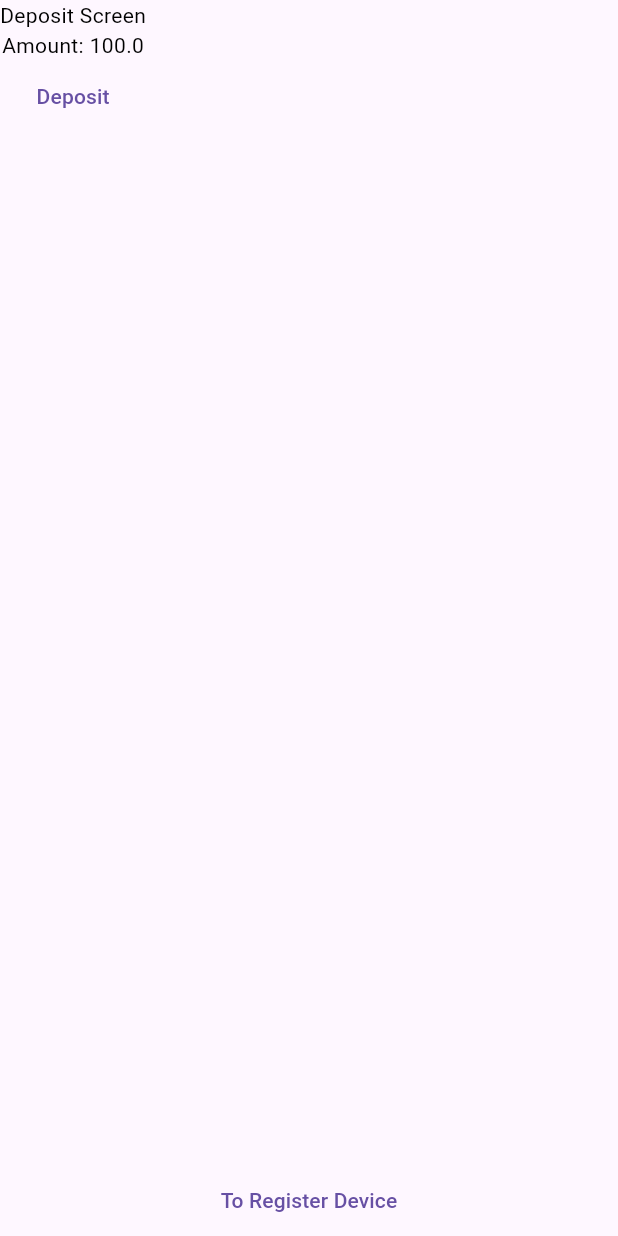
After one commit to putita-lek/sample-app, a Flutter app: the DepositScreen screen opened by its route, after a tap on "Deposit", on a phone screen of 412 x 824 dp. The commit adds this screen. Run offline on Flutter 3.47's test engine with Material 3 defaults, Android fonts, the phone set to English and light mode, and no system bars; our stand-ins replace bloc, flutter_bloc, go_router; generated files the repository leaves out were written again.

Commit message:
update: add deposit flow

```diff
--- /dev/null
+++ b/lib/src/bloc/deposit_bloc/bloc/deposit_bloc.dart
@@ -0,0 +1,13 @@
+import 'package:bloc/bloc.dart';
+import 'package:meta/meta.dart';
+
+part 'deposit_event.dart';
+part 'deposit_state.dart';
+
+class DepositBloc extends Bloc<DepositEvent, DepositState> {
+  DepositBloc() : super(DepositInitial()) {
+    on<InputDepositDetailEvent>((event, emit) {
+      emit(DepositInProgress(amount: event.amount));
+    });
+  }
+}
--- /dev/null
+++ b/lib/src/bloc/deposit_bloc/bloc/deposit_event.dart
@@ -0,0 +1,10 @@
+part of 'deposit_bloc.dart';
+
+@immutable
+sealed class DepositEvent {}
+
+class InputDepositDetailEvent extends DepositEvent {
+  final double amount;
+
+  InputDepositDetailEvent({required this.amount});
+}
--- /dev/null
+++ b/lib/src/bloc/deposit_bloc/bloc/deposit_state.dart
@@ -0,0 +1,15 @@
+part of 'deposit_bloc.dart';
+
+sealed class DepositState {
+  double amount;
+
+  DepositState({required this.amount});
+}
+
+final class DepositInitial extends DepositState {
+  DepositInitial({super.amount = 0});
+}
+
+final class DepositInProgress extends DepositState {
+  DepositInProgress({required super.amount});
+}
--- a/lib/src/router.dart
+++ b/lib/src/router.dart
@@ -1,6 +1,8 @@
 import 'package:flutter/material.dart';
 import 'package:flutter_application_1/src/bloc/register_device_bloc/bloc/register_device_bloc.dart';
+import 'package:flutter_application_1/src/screen/screen_deposit.dart';
 import 'package:flutter_application_1/src/screen/screen_forgot_password_onboard.dart';
+import 'package:flutter_application_1/src/screen/screen_home_auth.dart';
 import 'package:flutter_application_1/src/screen/screen_login.dart';
 import 'package:flutter_application_1/src/screen/screen_rd_cid.dart';
 import 'package:flutter_application_1/src/screen/screen_rd_pin.dart';
@@ -12,9 +14,6 @@ import 'package:go_router/go_router.dart';
 
 class AppRouter {
   static final navigatorKey = GlobalKey<NavigatorState>();
-
-  static const registerDeviceScreenKey = ValueKey('register-device');
-  static const forgotPasswordScreenKey = ValueKey('forgot-password');
 
 // GoRouter configuration
   final router = GoRouter(
@@ -52,9 +51,26 @@ class AppRouter {
             routes: [
               GoRoute(
                 path: '/forgot-password',
-                builder: (context, state) => ForgotPasswordOnboardScreen(
-                  key: forgotPasswordScreenKey,
-                ),
+                builder: (context, state) => ForgotPasswordOnboardScreen(),
+              ),
+            ],
+          ),
+        ],
+      ),
+      StatefulShellRoute(
+        builder: (context, state, navigationShell) => navigationShell,
+        navigatorContainerBuilder: (context, navigationShell, children) {
+          return AuthHomeScreen(
+            navigationShell: navigationShell,
+            children: children,
+          );
+        },
+        branches: [
+          StatefulShellBranch(
+            routes: [
+              GoRoute(
+                path: '/deposit',
+                builder: (context, state) => DepositScreen(),
               ),
             ],
           ),
--- /dev/null
+++ b/lib/src/screen/screen_deposit.dart
@@ -0,0 +1,50 @@
+import 'package:flutter/material.dart';
+import 'package:flutter_application_1/src/bloc/deposit_bloc/bloc/deposit_bloc.dart';
+import 'package:flutter_bloc/flutter_bloc.dart';
+import 'package:go_router/go_router.dart';
+
+class DepositScreen extends StatefulWidget {
+  const DepositScreen({super.key});
+
+  @override
+  State<DepositScreen> createState() => _DepositScreenState();
+}
+
+class _DepositScreenState extends State<DepositScreen> {
+  @override
+  Widget build(BuildContext context) {
+    return BlocBuilder<DepositBloc, DepositState>(
+      builder: (context, state) {
+        return Scaffold(
+          body: Column(
+            children: [
+              Text(
+                'Deposit Screen',
+                style: TextStyle(color: Colors.black),
+              ),
+              Text(
+                'Amount: ${state.amount}',
+                style: TextStyle(color: Colors.black),
+              ),
+              TextButton(
+                child: Text('Deposit'),
+                onPressed: () {
+                  context
+                      .read<DepositBloc>()
+                      .add(InputDepositDetailEvent(amount: 100));
+                },
+              ),
+            ],
+          ),
+          bottomNavigationBar: TextButton(
+            child: Text('To Register Device'),
+            onPressed: () {
+              // context.go('/forgot-password');
+              context.go('/register-device');
+            },
+          ),
+        );
+      },
+    );
+  }
+}
--- a/lib/src/screen/screen_e.dart
+++ /dev/null
@@ -1,15 +0,0 @@
-import 'package:flutter/material.dart';
-
-class ScreenE extends StatefulWidget {
-  const ScreenE({super.key});
-
-  @override
-  State<ScreenE> createState() => _ScreenEState();
-}
-
-class _ScreenEState extends State<ScreenE> {
-  @override
-  Widget build(BuildContext context) {
-    return const Placeholder();
-  }
-}
--- a/lib/src/screen/screen_home.dart
+++ b/lib/src/screen/screen_home.dart
@@ -72,6 +72,12 @@ class _HomeScreenState extends State<HomeScreen> {
                 },
               ),
               TextButton(
+                child: Text('To Deposit Flow'),
+                onPressed: () {
+                  context.go('/deposit');
+                },
+              ),
+              TextButton(
                 child: Text('To Setting Flow'),
                 onPressed: () {
                   context.go('/setting');
--- /dev/null
+++ b/lib/src/screen/screen_home_auth.dart
@@ -0,0 +1,30 @@
+import 'package:flutter/material.dart';
+import 'package:flutter_application_1/src/bloc/deposit_bloc/bloc/deposit_bloc.dart';
+import 'package:flutter_application_1/src/bloc/forgot_password_bloc/bloc/forgot_password_bloc.dart';
+import 'package:flutter_application_1/src/bloc/register_device_bloc/bloc/register_device_bloc.dart';
+import 'package:flutter_application_1/src/router.dart';
+import 'package:flutter_application_1/src/screen/screen_deposit.dart';
+import 'package:flutter_bloc/flutter_bloc.dart';
+import 'package:go_router/go_router.dart';
+import 'package:collection/collection.dart';
+
+class AuthHomeScreen extends StatefulWidget {
+  const AuthHomeScreen(
+      {required this.navigationShell, required this.children, super.key});
+
+  final StatefulNavigationShell navigationShell;
+  final List<Widget> children;
+
+  @override
+  State<AuthHomeScreen> createState() => _AuthHomeScreenState();
+}
+
+class _AuthHomeScreenState extends State<AuthHomeScreen> {
+  @override
+  Widget build(BuildContext context) {
+    return BlocProvider(
+      create: (context) => DepositBloc(),
+      child: DepositScreen(),
+    );
+  }
+}
```
